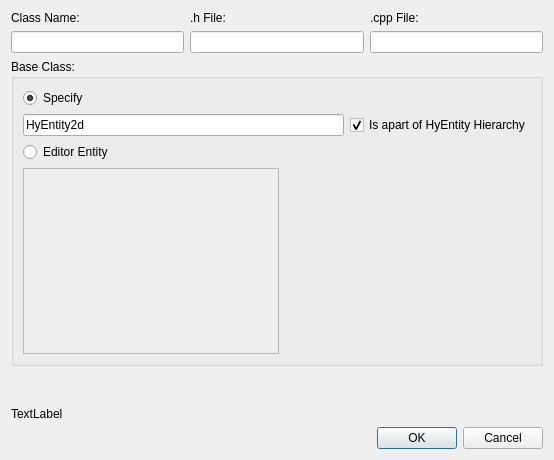
Above: Editor/src/Assets/Source/DlgAddClassFiles.ui from GameOverture/HarmonyEngine before the change. Below: the same form after it.
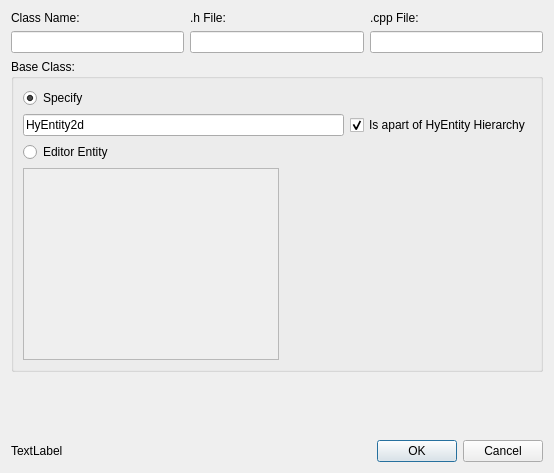
That is the form after the change.

Commit message: Dialog error labels are now inline with the button box

Patch:
```diff
--- a/Editor/src/Assets/Source/DlgAddClassFiles.ui
+++ b/Editor/src/Assets/Source/DlgAddClassFiles.ui
@@ -7,7 +7,7 @@
     <x>0</x>
     <y>0</y>
     <width>554</width>
-    <height>460</height>
+    <height>473</height>
    </rect>
   </property>
   <property name="sizePolicy">
@@ -157,6 +157,8 @@
     </spacer>
    </item>
    <item>
+    <layout class="QHBoxLayout" name="horizontalLayout_4">
+     <item>
     <widget class="QLabel" name="lblError">
      <property name="text">
       <string>TextLabel</string>
@@ -169,9 +171,11 @@
       <enum>Qt::Horizontal</enum>
      </property>
      <property name="standardButtons">
-      <set>QDialogButtonBox::Cancel|QDialogButtonBox::Ok</set>
-     </property>
-    </widget>
+        <set>QDialogButtonBox::StandardButton::Cancel|QDialogButtonBox::StandardButton::Ok</set>
+       </property>
+      </widget>
+     </item>
+    </layout>
    </item>
   </layout>
  </widget>
```
Left out of the diff: 6 changed lines with no effect on the pictures. Lines whose indentation alone changed are shown as unchanged. The commit also changes 7 other files.
